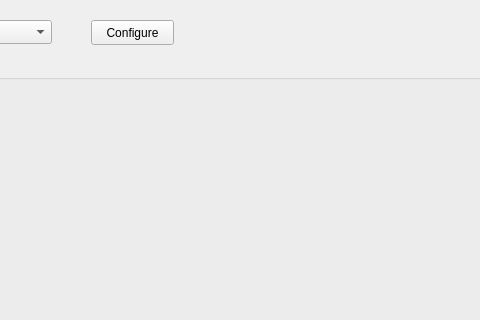
Above: src/icubes.ui from silkeostermann/iCube before the change; both pictures show x 209 to 689 and y 0 to 320 of the 800 by 466 pixel window. Below: the same form after it.
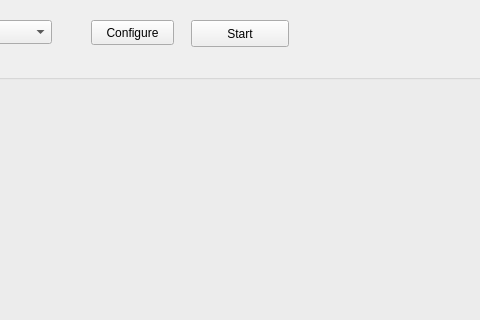
That is the form after the change.

Commit message: Added Button start

Diff of the .ui file:
```diff
--- a/src/icubes.ui
+++ b/src/icubes.ui
@@ -73,6 +73,19 @@
      <string>Canvas</string>
     </property>
    </widget>
+   <widget class="QPushButton" name="StartstopButton">
+    <property name="geometry">
+     <rect>
+      <x>400</x>
+      <y>20</y>
+      <width>98</width>
+      <height>27</height>
+     </rect>
+    </property>
+    <property name="text">
+     <string>Start</string>
+    </property>
+   </widget>
   </widget>
   <widget class="QMenuBar" name="menubar">
    <property name="geometry">
```
Left out of the diff: 2 changed lines with no effect on the pictures.
